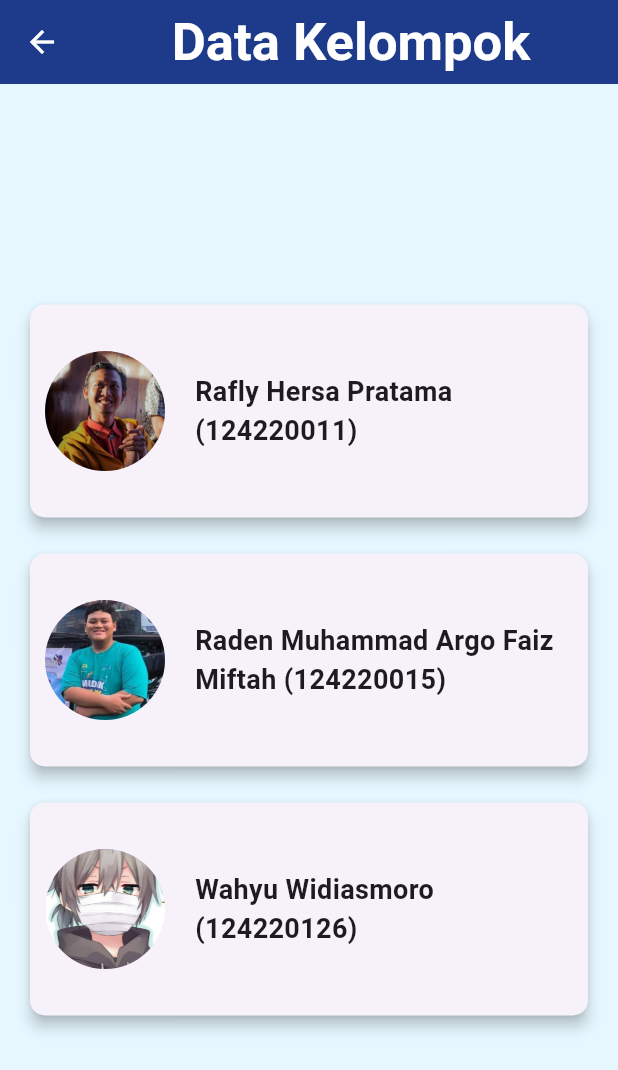
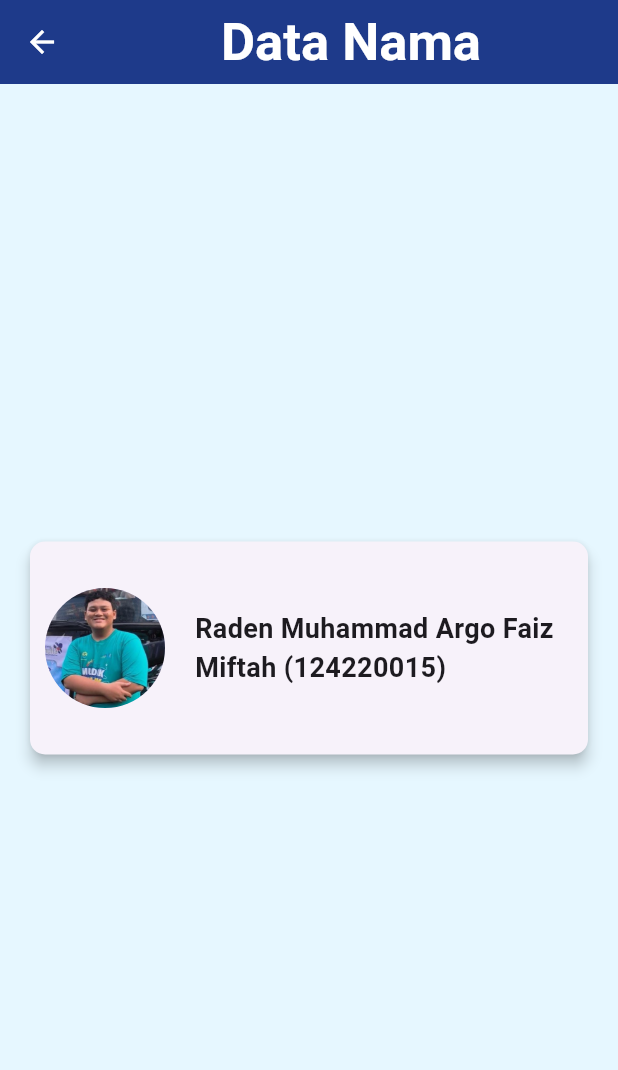
Before and after one commit to Faiz1811/tugas1prakmobile, a Flutter app: the HalamanKelompok screen opened directly, on a phone screen of 412 x 824 dp. Shown: the top 1070 px of the screen. Run offline on Flutter 3.47's test engine with Material 3 defaults, Android fonts, the phone set to English and light mode, and no system bars; Roboto replaces fonts that are missing (arial).

Commit message:
tugas1prakmobile

```diff
--- a/lib/main.dart
+++ b/lib/main.dart
@@ -148,7 +148,7 @@ class HalamanDashboard extends StatelessWidget {
                 child: const Align(
                   alignment: Alignment.center,
                   child: Text(
-                    '1. Data Kelompok',
+                    '1. Data Nama',
                     style: TextStyle(
                       fontSize: 21,
                       fontWeight: FontWeight.bold,
@@ -239,7 +239,7 @@ class HalamanKelompok extends StatelessWidget {
         iconTheme: const IconThemeData(color: Colors.white),
         title: const Center(
           child: Text(
-            'Data Kelompok',
+            'Data Nama',
             style: TextStyle(
               fontSize: 35,
               fontWeight: FontWeight.bold,
@@ -254,38 +254,7 @@ class HalamanKelompok extends StatelessWidget {
         child: Column(
           mainAxisAlignment: MainAxisAlignment.center,
           children: [
-            SizedBox(
-              height: 150,
-              child: Card(
-                shape: RoundedRectangleBorder(
-                  borderRadius: BorderRadius.circular(10.0),
-                ),
-                elevation: 4,
-                child: const Padding(
-                  padding: EdgeInsets.all(10.0),
-                  child: Row(
-                    crossAxisAlignment: CrossAxisAlignment.center,
-                    children: [
-                      CircleAvatar(
-                        radius: 40,
-                        backgroundImage: AssetImage('assets/images/image1.jpg'),
-                      ),
-                      SizedBox(width: 20),
-                      Expanded(
-                        child: Text(
-                          'Rafly Hersa Pratama (124220011)',
-                          style: TextStyle(
-                            fontSize: 18,
-                            fontWeight: FontWeight.bold,
-                          ),
-                        ),
-                      ),
-                    ],
-                  ),
-                ),
-              ),
-            ),
-            const SizedBox(height: 16),
+
 
 
             SizedBox(
@@ -322,37 +291,7 @@ class HalamanKelompok extends StatelessWidget {
             const SizedBox(height: 16),
 
 
-            SizedBox(
-              height: 150,
-              child: Card(
-                shape: RoundedRectangleBorder(
-                  borderRadius: BorderRadius.circular(10.0),
-                ),
-                elevation: 4,
-                child: const Padding(
-                  padding: EdgeInsets.all(10.0),
-                  child: Row(
-                    crossAxisAlignment: CrossAxisAlignment.center,
-                    children: [
-                      CircleAvatar(
-                        radius: 40,
-                        backgroundImage: AssetImage('assets/images/image3.jpg'),
-                      ),
-                      SizedBox(width: 20),
-                      Expanded(
-                        child: Text(
-                          'Wahyu Widiasmoro (124220126)',
-                          style: TextStyle(
-                            fontSize: 18,
-                            fontWeight: FontWeight.bold,
-                          ),
-                        ),
-                      ),
-                    ],
-                  ),
-                ),
-              ),
-            ),
+
           ],
         ),
       ),
@@ -379,6 +318,24 @@ class _HalamanHitungState extends State<HalamanHitung> {
   String additionResult = '';
   String subtractionResult = '';
 
+  double parseInput(String input) {
+    try {
+      if (input.contains('/')) {
+        // Jika input mengandung pecahan, misalnya "1/2"
+        List<String> parts = input.split('/');
+        double numerator = double.parse(parts[0]);
+        double denominator = double.parse(parts[1]);
+        return numerator / denominator;
+      } else {
+        // Jika input adalah angka biasa atau desimal
+        return double.parse(input);
+      }
+    } catch (e) {
+      // Jika terjadi error saat parsing, beri nilai default 0
+      return 0;
+    }
+  }
+
   @override
   Widget build(BuildContext context) {
     return Scaffold(
@@ -392,50 +349,57 @@ class _HalamanHitungState extends State<HalamanHitung> {
           ),
         ),
       ),
-
       body: SingleChildScrollView(
         child: Padding(
           padding: const EdgeInsets.all(16.0),
           child: Column(
             children: [
-
               Container(
                 padding: const EdgeInsets.all(16.0),
                 margin: const EdgeInsets.only(bottom: 30),
                 decoration: BoxDecoration(
                   color: Colors.green[50],
                   borderRadius: BorderRadius.circular(10),
-                  border: Border.all(color: const Color.fromARGB(255, 142, 243, 33), width: 2),
+                  border: Border.all(
+                      color: const Color.fromARGB(255, 142, 243, 33), width: 2),
                 ),
                 child: Column(
                   children: [
                     const Text(
                       'Penjumlahan',
-                      style: TextStyle(fontSize: 25, fontWeight: FontWeight.bold, color: Colors.green),
+                      style: TextStyle(
+                          fontSize: 25,
+                          fontWeight: FontWeight.bold,
+                          color: Colors.green),
                     ),
                     TextField(
                       controller: angka1penjumlahan,
                       keyboardType: TextInputType.number,
-                      decoration: const InputDecoration(labelText: 'Masukkan angka pertama'),
+                      decoration:
+                          const InputDecoration(labelText: 'Masukkan angka pertama (contoh: 1; 2.5; 1/2)'),
                     ),
                     TextField(
                       controller: angka2penjumlahan,
                       keyboardType: TextInputType.number,
-                      decoration: const InputDecoration(labelText: 'Masukkan angka kedua'),
+                      decoration:
+                          const InputDecoration(labelText: 'Masukkan angka kedua (contoh: 3; 4.5; 3/4)'),
                     ),
                     const SizedBox(height: 20),
                     ElevatedButton(
                       onPressed: () {
-                        int num1 = int.parse(angka1penjumlahan.text);
-                        int num2 = int.parse(angka2penjumlahan.text);
+                        double num1 = parseInput(angka1penjumlahan.text);
+                        double num2 = parseInput(angka2penjumlahan.text);
                         setState(() {
-                          additionResult = 'Hasil Penjumlahan: $num1 + $num2 = ${num1 + num2}';
+                          additionResult =
+                              'Hasil Penjumlahan: $num1 + $num2 = ${num1 + num2}';
                         });
                       },
-                      child: const Text('Hitung Penjumlahan',
+                      child: const Text(
+                        'Hitung Penjumlahan',
                         style: TextStyle(
                           fontSize: 17,
-                      ),),
+                        ),
+                      ),
                     ),
                     const SizedBox(height: 20),
                     Text(
@@ -445,8 +409,6 @@ class _HalamanHitungState extends State<HalamanHitung> {
                   ],
                 ),
               ),
-
-
               Container(
                 padding: const EdgeInsets.all(16.0),
                 decoration: BoxDecoration(
@@ -458,31 +420,39 @@ class _HalamanHitungState extends State<HalamanHitung> {
                   children: [
                     const Text(
                       'Pengurangan',
-                      style: TextStyle(fontSize: 20, fontWeight: FontWeight.bold, color: Colors.red),
+                      style: TextStyle(
+                          fontSize: 20,
+                          fontWeight: FontWeight.bold,
+                          color: Colors.red),
                     ),
                     TextField(
                       controller: angka1pengurangan,
                       keyboardType: TextInputType.number,
-                      decoration: const InputDecoration(labelText: 'Masukkan angka pertama'),
+                      decoration:
+                          const InputDecoration(labelText: 'Masukkan angka pertama (contoh: 1; 2.5; 1/2)'),
                     ),
                     TextField(
                       controller: angka2pengurangan,
                       keyboardType: TextInputType.number,
-                      decoration: const InputDecoration(labelText: 'Masukkan angka kedua'),
+                      decoration:
+                          const InputDecoration(labelText: 'Masukkan angka kedua (contoh: 3; 4.5; 3/4)'),
                     ),
                     const SizedBox(height: 20),
                     ElevatedButton(
                       onPressed: () {
-                        int num1 = int.parse(angka1pengurangan.text);
-                        int num2 = int.parse(angka2pengurangan.text);
+                        double num1 = parseInput(angka1pengurangan.text);
+                        double num2 = parseInput(angka2pengurangan.text);
                         setState(() {
-                          subtractionResult = 'Hasil Pengurangan: $num1 - $num2 = ${num1 - num2}';
+                          subtractionResult =
+                              'Hasil Pengurangan: $num1 - $num2 = ${num1 - num2}';
                         });
                       },
-                      child: const Text('Hitung Pengurangan',
+                      child: const Text(
+                        'Hitung Pengurangan',
                         style: TextStyle(
                           fontSize: 17,
-                      ),),
+                        ),
+                      ),
                     ),
                     const SizedBox(height: 20),
                     Text(
@@ -495,10 +465,12 @@ class _HalamanHitungState extends State<HalamanHitung> {
             ],
           ),
         ),
-      ), backgroundColor: const Color(0xFFE6F7FF),
+      ),
+      backgroundColor: const Color(0xFFE6F7FF),
     );
   }
 }
+
 
 class Halamanganjilgenap extends StatefulWidget {
   const Halamanganjilgenap({super.key});
@@ -515,10 +487,12 @@ class _HalamanganjilgenapState extends State<Halamanganjilgenap> {
   Widget build(BuildContext context) {
     return Scaffold(
       appBar: AppBar(
-        title: const Text('Penentuan Ganjil atau Genap',
+        title: const Text(
+          'Penentuan Ganjil atau Genap',
           style: TextStyle(
             fontWeight: FontWeight.bold,
-        ),),
+          ),
+        ),
       ),
       body: SingleChildScrollView(
         padding: const EdgeInsets.all(16.0),
@@ -543,14 +517,11 @@ class _HalamanganjilgenapState extends State<Halamanganjilgenap> {
                     fontSize: 20,
                     fontWeight: FontWeight.bold,
                     fontFamily: 'arial',
-                  color: Color(0xFF333333)
-                ),
+                    color: Color(0xFF333333)),
                 textAlign: TextAlign.justify,
               ),
             ),
             const SizedBox(height: 30),
-
-
             Container(
               padding: const EdgeInsets.all(16.0),
               decoration: BoxDecoration(
@@ -562,16 +533,32 @@ class _HalamanganjilgenapState extends State<Halamanganjilgenap> {
                 children: [
                   TextField(
                     controller: numberController,
-                    keyboardType: TextInputType.number,
-                    decoration: const InputDecoration(labelText: 'Masukkan angka'),
+                    keyboardType: const TextInputType.numberWithOptions(decimal: true),
+                    decoration:
+                        const InputDecoration(labelText: 'Masukkan angka'),
                   ),
                   const SizedBox(height: 20),
                   ElevatedButton(
                     onPressed: () {
-                      int number = int.parse(numberController.text);
+                      String input = numberController.text;
+                      double? number = double.tryParse(input);
+
+                      if (number == null) {
                         setState(() {
-                        result = 'Angka $number merupakan bilangan ${(number % 2 == 0) ? 'genap' : 'ganjil'}';
+                          result = 'Input tidak valid, masukkan angka.';
                         });
+                      } else if (number % 1 == 0) {
+                        int intNumber = number.toInt();
+                        setState(() {
+                          result =
+                              'Angka $intNumber merupakan bilangan ${(intNumber % 2 == 0) ? 'genap' : 'ganjil'}';
+                        });
+                      } else {
+                        setState(() {
+                          result =
+                              'Angka $number adalah bilangan desimal dan tidak bisa dikategorikan sebagai ganjil atau genap.';
+                        });
+                      }
                     },
                     child: const Text('Cek Ganjil/Genap'),
                   ),
@@ -585,7 +572,8 @@ class _HalamanganjilgenapState extends State<Halamanganjilgenap> {
             ),
           ],
         ),
-      ) ,backgroundColor: const Color(0xFFE6F7FF),
+      ),
+      backgroundColor: const Color(0xFFE6F7FF),
     );
   }
 }
```
Lines whose indentation alone changed are shown as unchanged.
